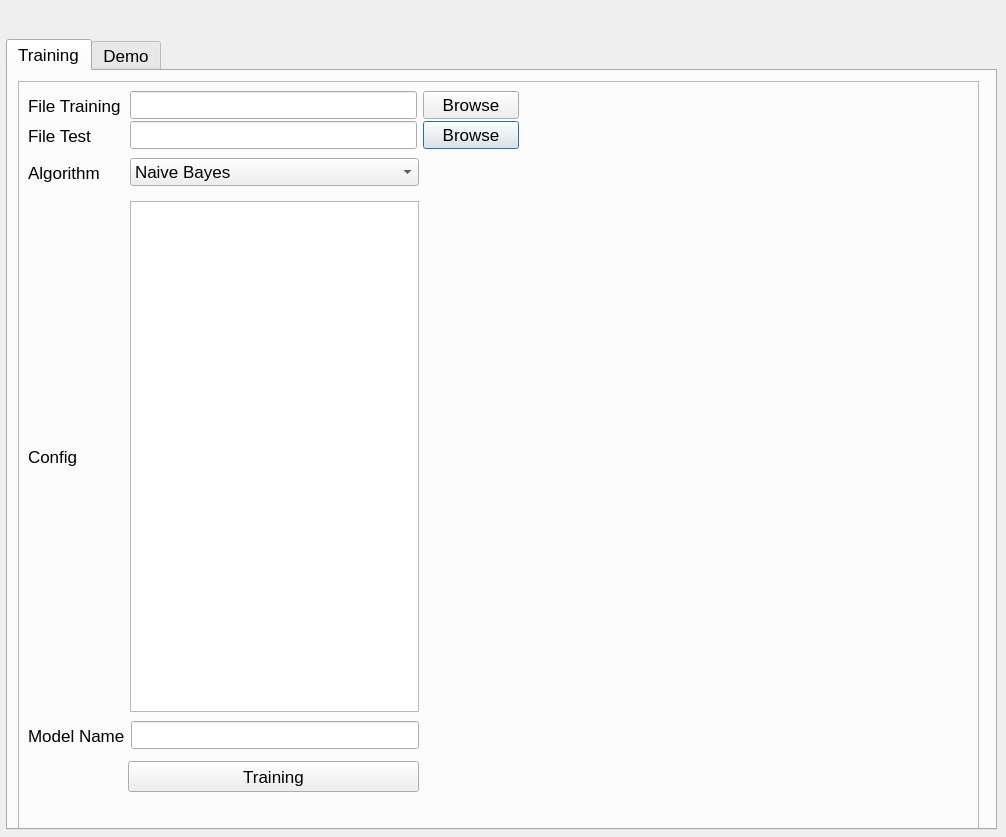
Old version of the form app/src/app.ui in the repository votranbaohieu/do-an-tot-nghiep.
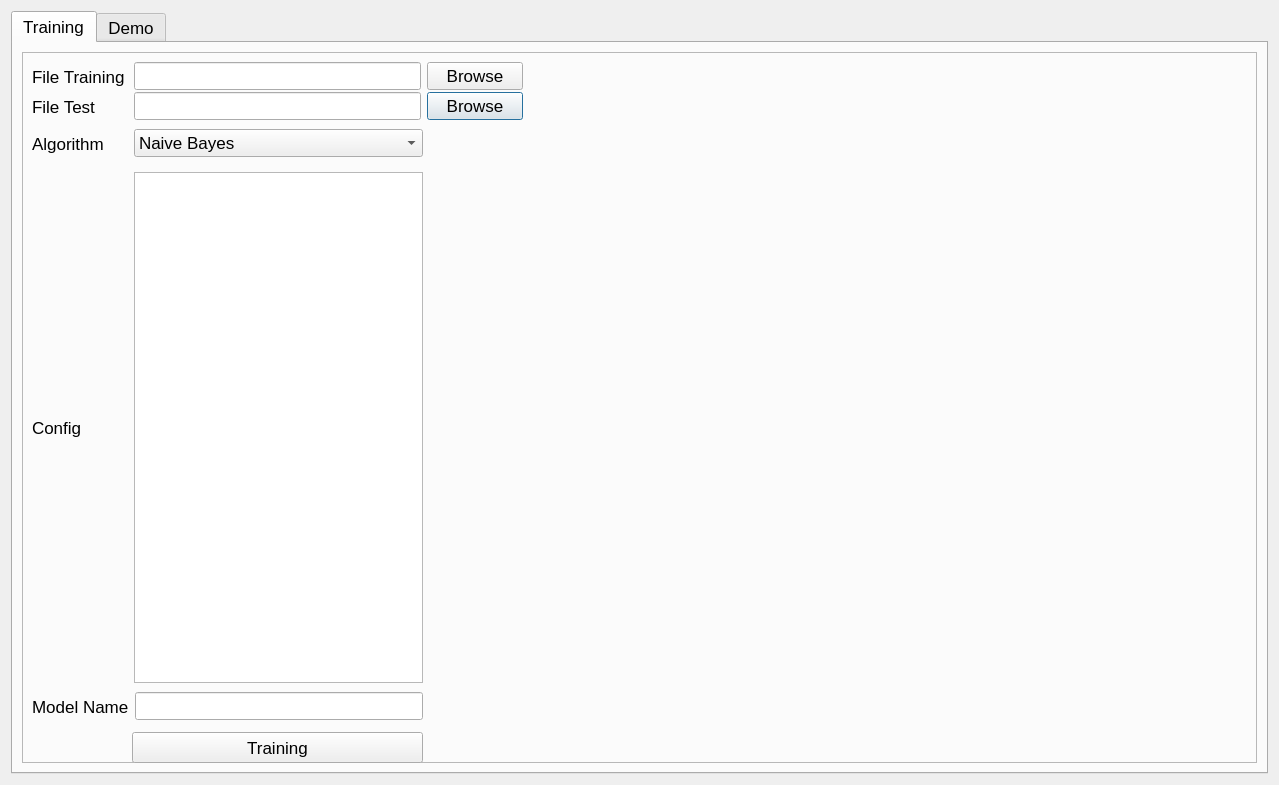
New version of the form.

```diff
--- a/app/src/app.ui
+++ b/app/src/app.ui
@@ -6,8 +6,8 @@
    <rect>
     <x>0</x>
     <y>0</y>
-    <width>1006</width>
-    <height>837</height>
+    <width>1279</width>
+    <height>785</height>
    </rect>
   </property>
   <property name="font">
@@ -19,15 +19,9 @@
   <property name="windowTitle">
    <string>Dialog</string>
   </property>
+  <layout class="QVBoxLayout" name="verticalLayout">
+   <item>
   <widget class="QTabWidget" name="tabWidget">
-   <property name="geometry">
-    <rect>
-     <x>6</x>
-     <y>39</y>
-     <width>991</width>
-     <height>791</height>
-    </rect>
-   </property>
    <property name="currentIndex">
     <number>0</number>
    </property>
@@ -35,15 +29,9 @@
     <attribute name="title">
      <string>Training</string>
     </attribute>
+      <layout class="QHBoxLayout" name="horizontalLayout_2">
+       <item>
     <widget class="QFrame" name="frame">
-     <property name="geometry">
-      <rect>
-       <x>10</x>
-       <y>10</y>
-       <width>961</width>
-       <height>771</height>
-      </rect>
-     </property>
      <property name="frameShape">
       <enum>QFrame::StyledPanel</enum>
      </property>
@@ -146,7 +134,7 @@
        <string>Training</string>
       </property>
      </widget>
-     <widget class="QWidget" name="">
+         <widget class="QWidget" name="layoutWidget">
       <property name="geometry">
        <rect>
         <x>10</x>
@@ -194,7 +182,7 @@
        </item>
       </layout>
      </widget>
-     <widget class="QWidget" name="">
+         <widget class="QWidget" name="layoutWidget">
       <property name="geometry">
        <rect>
         <x>10</x>
@@ -227,7 +215,7 @@
        </item>
       </layout>
      </widget>
-     <widget class="QWidget" name="">
+         <widget class="QWidget" name="layoutWidget">
       <property name="geometry">
        <rect>
         <x>10</x>
@@ -250,6 +238,8 @@
       </layout>
      </widget>
     </widget>
+       </item>
+      </layout>
    </widget>
    <widget class="QWidget" name="tab_demo">
     <attribute name="title">
@@ -257,6 +247,8 @@
     </attribute>
    </widget>
   </widget>
+   </item>
+  </layout>
  </widget>
  <resources/>
  <connections/>
```
Lines whose indentation alone changed are shown as unchanged.
